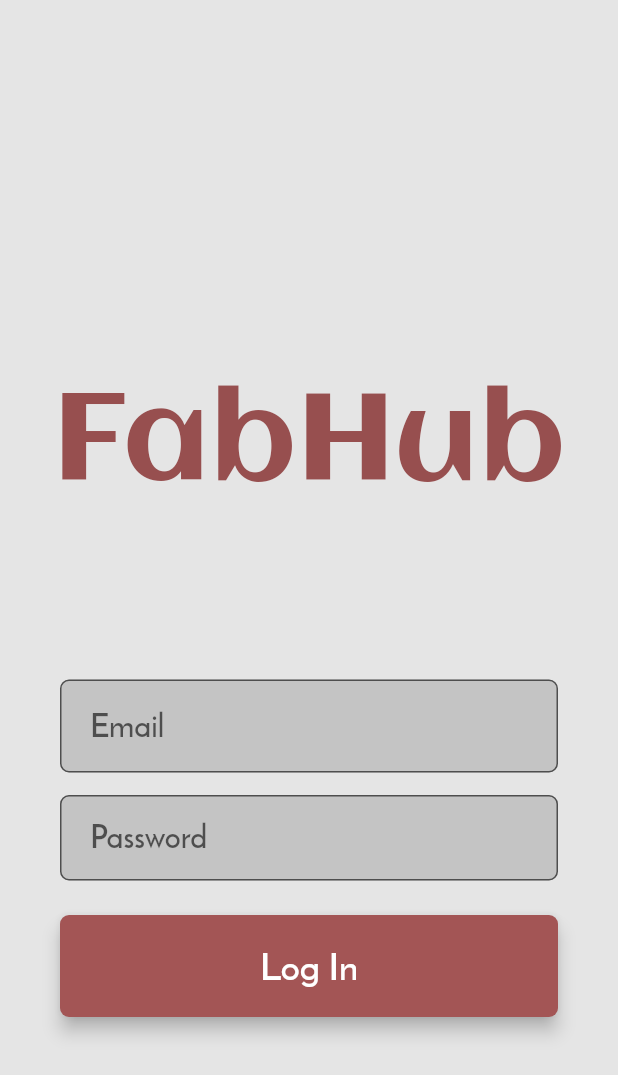
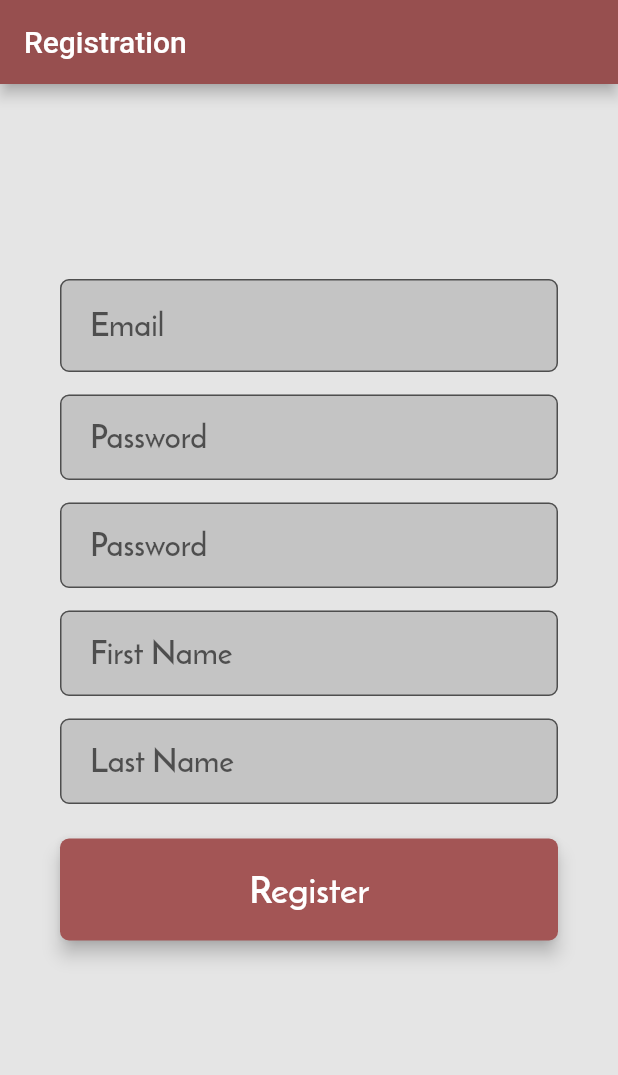
Before and after one commit to constantine7cd/database-coursework, a Flutter app: the screen it shows after launch, on a phone screen of 412 x 824 dp. Shown: the top 1075 px of the screen. Run offline on Flutter 3.47's test engine with Material 2 defaults, Android fonts, the phone set to English and light mode, and no system bars.

Commit message:
registration added

```diff
--- /dev/null
+++ b/client_mobile/fab_hub/lib/credentialsValidate.dart
@@ -0,0 +1,26 @@
+class CredentialsValidate {
+  static String validatePassword(String value) {
+    if (value.length < 3)
+      return 'Password must be more than 2 charaters';
+
+    return null;
+  }
+
+  static String validateEmail(String value) {
+    Pattern pattern =
+        r'^(([^<>()[\]\\.,;:\s@\"]+(\.[^<>()[\]\\.,;:\s@\"]+)*)|(\".+\"))@((\[[0-9]{1,3}\.[0-9]{1,3}\.[0-9]{1,3}\.[0-9]{1,3}\])|(([a-zA-Z\-0-9]+\.)+[a-zA-Z]{2,}))$';
+    RegExp regex = new RegExp(pattern);
+    if (!regex.hasMatch(value))
+      return 'Enter Valid Email';
+
+    return null;
+  }
+
+  static String validateName(String value) {
+    if (value.length < 3)
+      return 'Name must be more than 2 characters';
+
+    return null;
+  }
+
+}
--- a/client_mobile/fab_hub/lib/login.dart
+++ b/client_mobile/fab_hub/lib/login.dart
@@ -1,4 +1,5 @@
 import 'package:flutter/material.dart';
+import 'credentialsValidate.dart';
 
 class LoginState extends State<Login> {
 
@@ -23,7 +24,7 @@ class LoginState extends State<Login> {
     Widget emailField = Container(
         padding: EdgeInsets.fromLTRB(40, 0, 40, 5),
         child: TextFormField(
-          validator: LoginValidate.validateEmail,
+          validator: CredentialsValidate.validateEmail,
           obscureText: false,
           style: inputStyle,
           decoration: InputDecoration(
@@ -39,7 +40,7 @@ class LoginState extends State<Login> {
     Widget passwordField = Container(
         padding: EdgeInsets.fromLTRB(40, 10, 40, 5),
         child: TextFormField(
-          validator: LoginValidate.validatePassword,
+          validator: CredentialsValidate.validatePassword,
           obscureText: true,
           style: inputStyle,
           decoration: InputDecoration(
@@ -143,22 +144,3 @@ class Login extends StatefulWidget {
   @override
   LoginState createState() => LoginState();
 }
-
-class LoginValidate {
-  static String validatePassword(String value) {
-    if (value.length < 3)
-      return 'Password must be more than 2 charater';
-
-    return null;
-  }
-
-  static String validateEmail(String value) {
-    Pattern pattern =
-        r'^(([^<>()[\]\\.,;:\s@\"]+(\.[^<>()[\]\\.,;:\s@\"]+)*)|(\".+\"))@((\[[0-9]{1,3}\.[0-9]{1,3}\.[0-9]{1,3}\.[0-9]{1,3}\])|(([a-zA-Z\-0-9]+\.)+[a-zA-Z]{2,}))$';
-    RegExp regex = new RegExp(pattern);
-    if (!regex.hasMatch(value))
-      return 'Enter Valid Email';
-
-    return null;
-  }
-}
--- a/client_mobile/fab_hub/lib/main.dart
+++ b/client_mobile/fab_hub/lib/main.dart
@@ -1,5 +1,6 @@
 import 'package:flutter/material.dart';
 import 'login.dart';
+import 'registration.dart';
 
 void main() => runApp(MyApp());
 
@@ -9,9 +10,9 @@ class MyApp extends StatelessWidget {
     return MaterialApp(
       title: 'Welcome to Flutter',
       theme: ThemeData(
-        primaryColor: Colors.brown[600],
+        primaryColor: Color(0xFF974F4F),
       ),
-      home: Login(),
+      home: Registration(),
     );
   }
 }
--- /dev/null
+++ b/client_mobile/fab_hub/lib/registration.dart
@@ -0,0 +1,141 @@
+import 'package:flutter/material.dart';
+import 'credentialsValidate.dart';
+
+class RegistrationState extends State<Registration> {
+
+  final _formKey = GlobalKey<FormState>();
+  final TextStyle logoStyle = TextStyle(fontSize: 82, fontFamily: 'Aclonica', color: Color(0xFF974F4F));
+  final TextStyle inputStyle = TextStyle(fontFamily: 'ReemKufi', fontSize: 21.0, color: Colors.white);
+  final TextStyle bottomStyle = TextStyle(fontSize: 23, fontFamily: 'ReemKufi', color: Colors.white);
+
+  Widget CredentialsInput() {
+
+    Widget emailField = Container(
+      padding: EdgeInsets.fromLTRB(40, 0, 40, 5),
+      child: TextFormField(
+        validator: CredentialsValidate.validateEmail,
+        obscureText: false,
+        style: inputStyle,
+        decoration: InputDecoration(
+          contentPadding: EdgeInsets.fromLTRB(20.0, 15.0, 20.0, 15.0),
+          fillColor: Color(0xFFC4C4C4),
+          filled: true,
+          hintText: "Email",
+          border:
+            OutlineInputBorder(borderRadius: BorderRadius.circular(6.0))),
+      )
+    );
+
+    Widget passwordField = Container(
+      padding: EdgeInsets.fromLTRB(40, 10, 40, 5),
+      child: TextFormField(
+        validator: CredentialsValidate.validatePassword,
+        obscureText: true,
+        style: inputStyle,
+        decoration: InputDecoration(
+          contentPadding: EdgeInsets.fromLTRB(20.0, 15.0, 20.0, 10.0),
+          fillColor: Color(0xFFC4C4C4),
+          hintText: "Password",
+          filled: true,
+          border:
+            OutlineInputBorder(borderRadius: BorderRadius.circular(6.0))),
+      )
+    );
+
+    Widget firstName = Container(
+      padding: EdgeInsets.fromLTRB(40, 10, 40, 5),
+      child: TextFormField(
+        validator: CredentialsValidate.validateName,
+        obscureText: false,
+        style: inputStyle,
+        decoration: InputDecoration(
+          contentPadding: EdgeInsets.fromLTRB(20.0, 15.0, 20.0, 10.0),
+          fillColor: Color(0xFFC4C4C4),
+          hintText: "First Name",
+          filled: true,
+          border:
+            OutlineInputBorder(borderRadius: BorderRadius.circular(6.0))),
+      )
+    );
+
+    Widget lastName = Container(
+      padding: EdgeInsets.fromLTRB(40, 10, 40, 5),
+      child: TextFormField(
+        validator: CredentialsValidate.validateName,
+        obscureText: false,
+        style: inputStyle,
+        decoration: InputDecoration(
+          contentPadding: EdgeInsets.fromLTRB(20.0, 15.0, 20.0, 10.0),
+          fillColor: Color(0xFFC4C4C4),
+          hintText: "Last Name",
+          filled: true,
+          border:
+            OutlineInputBorder(borderRadius: BorderRadius.circular(6.0))),
+      )
+    );
+
+    Widget regButton = Container(
+      padding: EdgeInsets.fromLTRB(40, 18, 40, 5),
+      child: Material(
+        elevation: 5.0,
+        borderRadius: BorderRadius.circular(6.0),
+        color: Color(0xFFA35555),
+        child: MaterialButton(
+          minWidth: MediaQuery.of(context).size.width,
+          padding: EdgeInsets.fromLTRB(20.0, 15.0, 20.0, 15.0),
+          onPressed: () {
+
+            //This is a mock for our authentication systen
+            if (_formKey.currentState.validate()) {
+              print("Oh yeah!");
+            }
+          },
+          child: Text("Register",
+            textAlign: TextAlign.center,
+            style: inputStyle.copyWith(fontSize: 25),
+          ),
+        ),
+      )
+    );
+
+    return Container(
+      padding: EdgeInsets.fromLTRB(0, 130, 0, 0),
+      child: Form(
+        key: _formKey,
+        child: Column(
+          children: <Widget>[
+            emailField,
+            passwordField,
+            passwordField,
+            firstName,
+            lastName,
+            regButton,
+          ],
+        ),
+      ),
+    );
+  }
+
+  @override
+  Widget build(BuildContext context) {
+
+    return Scaffold(
+      appBar: AppBar(
+        title: Text('Registration'),
+      ),
+
+      body: Column(
+        mainAxisAlignment: MainAxisAlignment.start,
+        children: [
+          CredentialsInput(),
+        ],
+      ),
+      backgroundColor: Color(0xFFE5E5E5),
+    );
+  }
+}
+
+class Registration extends StatefulWidget {
+  @override
+  RegistrationState createState() => RegistrationState();
+}
```
